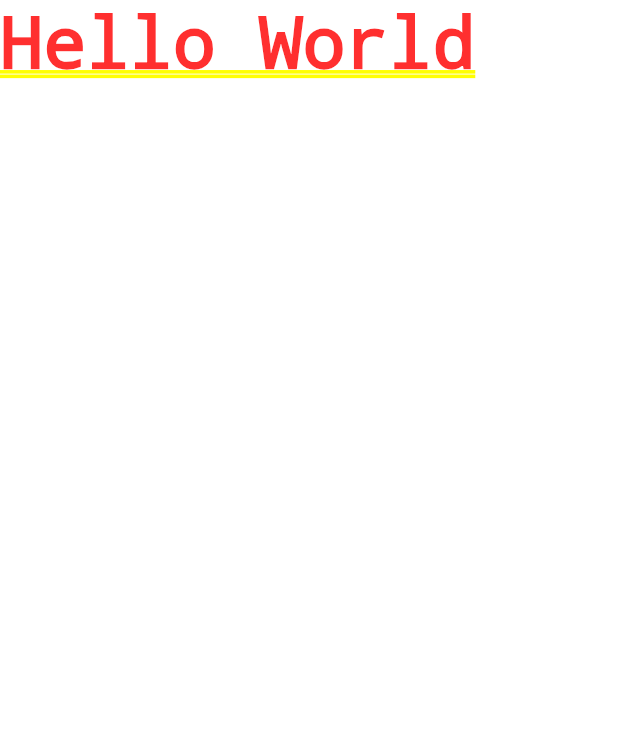
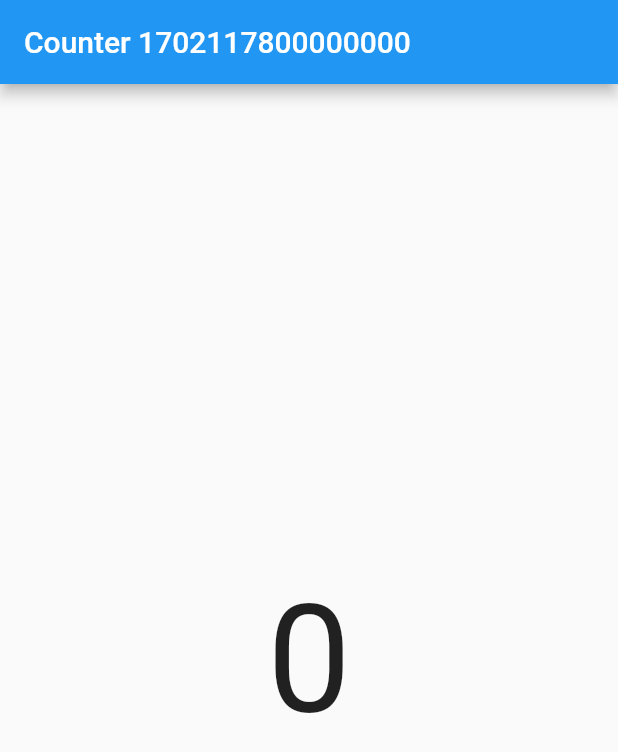
Before and after one commit to heart-01/flutter_getx, a Flutter app: the screen it shows after launch, on a phone screen of 412 x 824 dp. Shown: the top 752 px of the screen. Run offline on Flutter 3.47's test engine with Material 3 defaults, Android fonts, the phone set to English and light mode, and no system bars; our stand-ins replace get.

Commit message:
[Feat]: Add Home Screen

```diff
--- a/lib/main.dart
+++ b/lib/main.dart
@@ -1,4 +1,6 @@
 import 'package:flutter/material.dart';
+import 'package:flutter_getx/pages/home.dart';
+import 'package:get/get_navigation/src/root/get_material_app.dart';
 
 void main() {
   runApp(const App());
@@ -9,10 +11,13 @@ class App extends StatelessWidget {
 
   @override
   Widget build(BuildContext context) {
-    return MaterialApp(
+    return GetMaterialApp(
       debugShowCheckedModeBanner: false,
-      theme: ThemeData(primarySwatch: Colors.blue),
-      home: const Text('Hello World'),
+      theme: ThemeData(
+        useMaterial3: false,
+        primarySwatch: Colors.blue,
+      ),
+      home: const Home(),
     );
   }
 }
--- /dev/null
+++ b/lib/pages/home.dart
@@ -0,0 +1,20 @@
+import 'package:flutter/material.dart';
+
+class Home extends StatelessWidget {
+  const Home({super.key});
+
+  @override
+  Widget build(BuildContext context) {
+    return Scaffold(
+      appBar: AppBar(
+        title: Text('Counter ${DateTime.now().microsecondsSinceEpoch}'),
+      ),
+      body: const Center(
+        child: Text(
+          '0',
+          style: TextStyle(fontSize: 100),
+        ),
+      ),
+    );
+  }
+}
```
